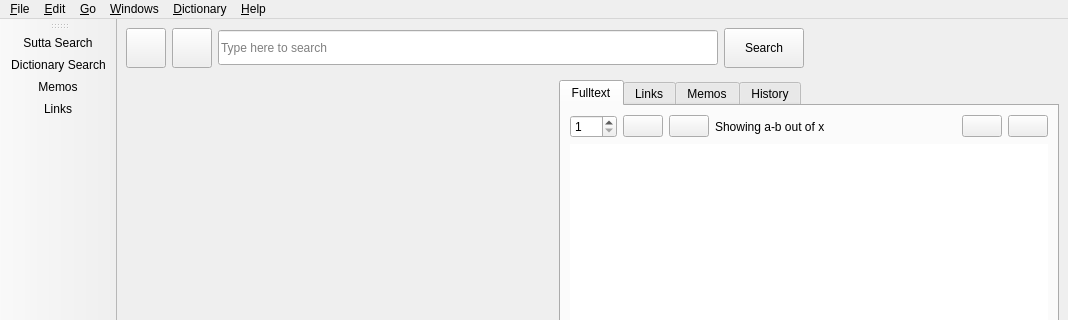
Old version of the form simsapa/assets/ui/dictionary_search_window.ui in the repository simsapa/simsapa; both pictures show x 0 to 1068 and y 0 to 320 of the 1068 by 642 pixel window.
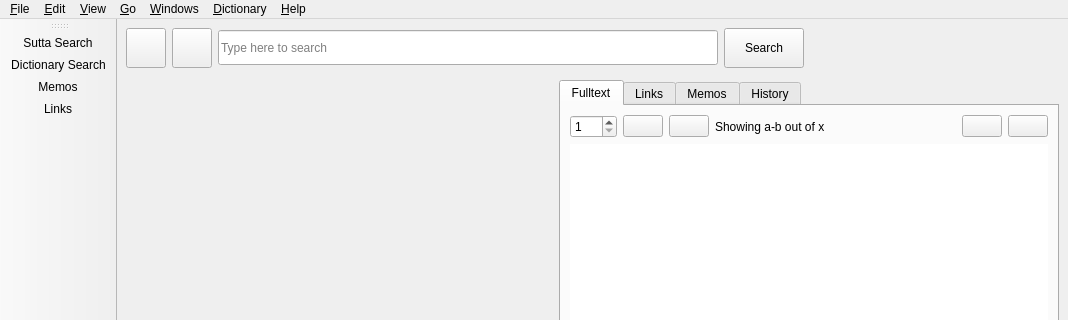
New version of the form. Icons and pictures are not drawn.

Commit message: menu: change font and margin size

The edit to the form file:
```diff
--- a/simsapa/assets/ui/dictionary_search_window.ui
+++ b/simsapa/assets/ui/dictionary_search_window.ui
@@ -602,8 +602,16 @@
     <addaction name="action_Previous_Result"/>
     <addaction name="action_Next_Result"/>
    </widget>
+   <widget class="QMenu" name="menu_View">
+    <property name="title">
+     <string>&amp;View</string>
+    </property>
+    <addaction name="action_Increase_Text_Size"/>
+    <addaction name="action_Decrease_Text_Size"/>
+   </widget>
    <addaction name="menu_File"/>
    <addaction name="menu_Edit"/>
+   <addaction name="menu_View"/>
    <addaction name="menu_Go"/>
    <addaction name="menu_Windows"/>
    <addaction name="menu_Dictionary"/>
```
Left out of the diff: 16 changed lines with no effect on the pictures. The commit also changes 14 other files.
